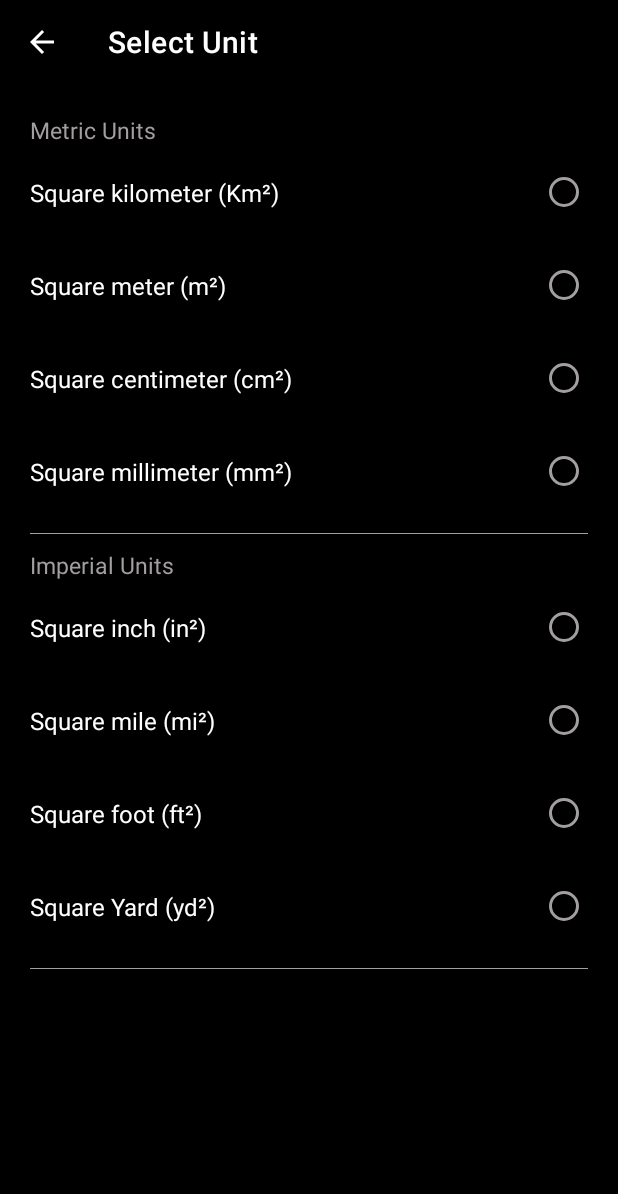
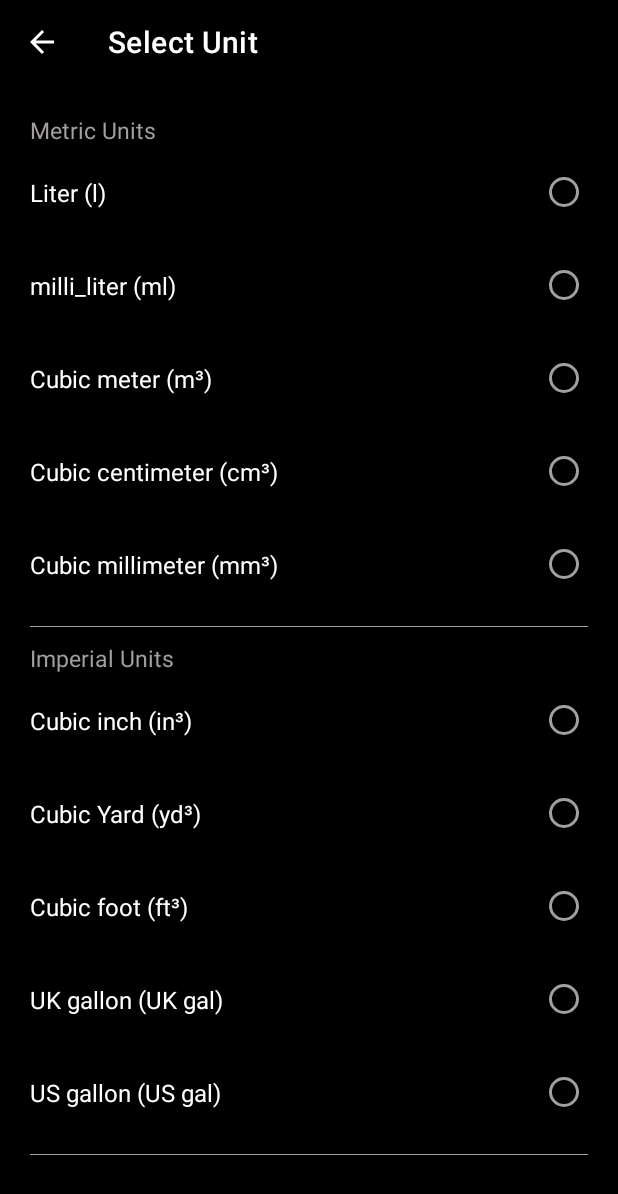
Before and after one commit to vickyrules/OIBSIP, an Android app: the screen it shows after launch (SelectUnitActivity), after a tap on "Volume", on a phone screen of 412 x 824 dp. Shown: the top 1194 px of the screen. Run offline under Robolectric (Android 15) with nearby library versions, the phone set to English and light mode, and no system bars.

Commit message:
volume  units   added

```diff
--- a/UnitConverter/app/src/main/java/com/example/unitconverter/MainActivity.java
+++ b/UnitConverter/app/src/main/java/com/example/unitconverter/MainActivity.java
@@ -83,6 +83,22 @@ public class MainActivity extends AppCompatActivity {
         volume.setOnClickListener(new View.OnClickListener() {
             @Override
             public void onClick(View view) {
+                unitsListMetric.clear();
+                unitsListImperial.clear();
+
+                unitsListMetric.add("Liter (l) ");
+                unitsListMetric.add("milli_liter (ml) ");
+                unitsListMetric.add("Cubic meter (m\u00b3) ");
+                unitsListMetric.add("Cubic centimeter (cm\u00b3) ");
+                unitsListMetric.add("Cubic millimeter (mm\u00b3) ");
+
+                unitsListImperial.add("Cubic inch (in\u00b3) ");
+                unitsListImperial.add("Cubic Yard (yd\u00b3) ");
+                unitsListImperial.add("Cubic foot (ft\u00b3) ");
+                unitsListImperial.add("UK gallon (UK gal) ");
+                unitsListImperial.add("US gallon (US gal) ");
+
+
                 startConversion("Volume conversion");
             }
         });
```
